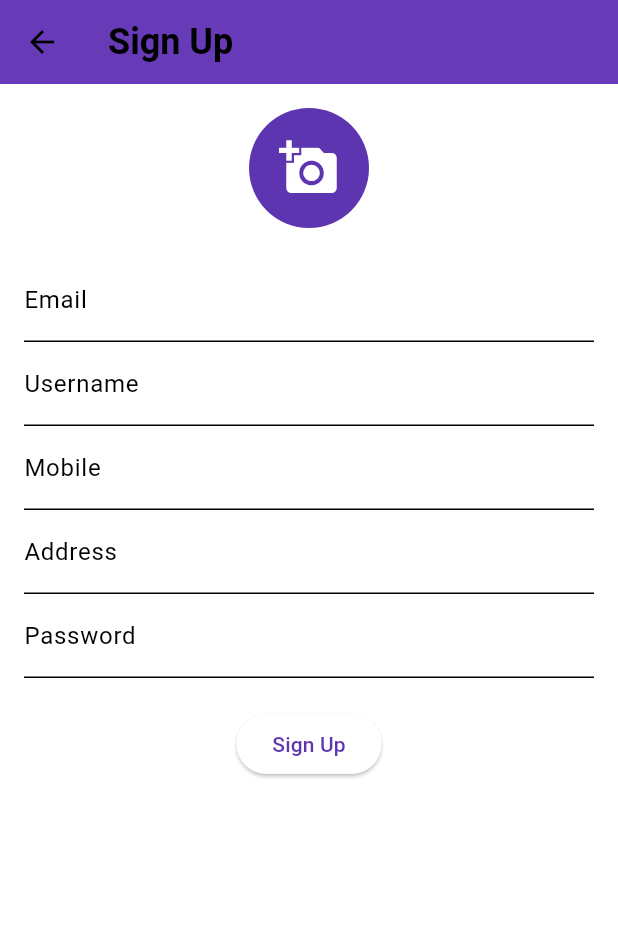
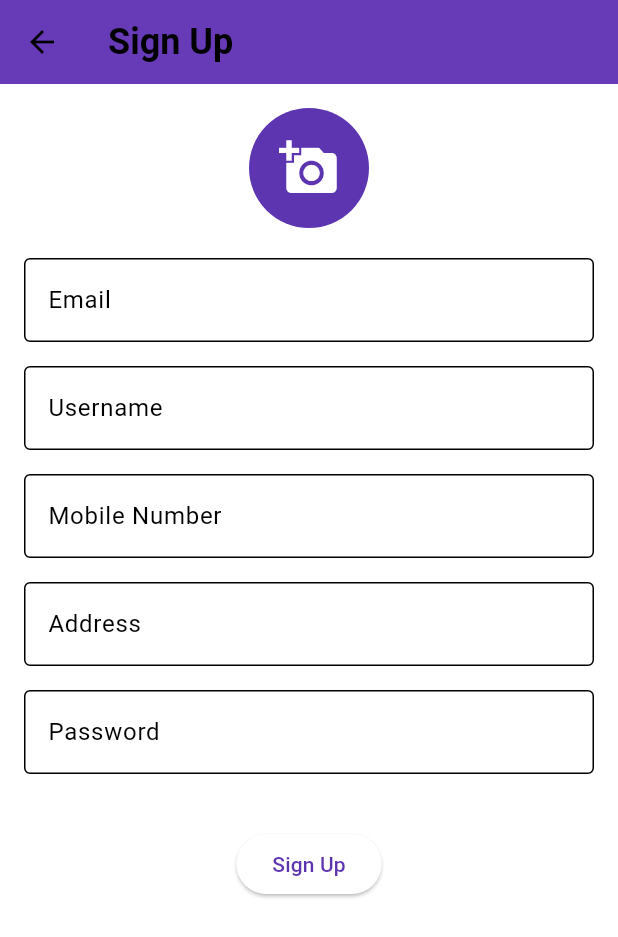
Before and after one commit to Anudeep2311/satmat, a Flutter app: the screen it shows after launch, after a tap on an icon or button, on a phone screen of 412 x 824 dp. Shown: the top 937 px of the screen. Run offline on Flutter 3.47's test engine with Material 3 defaults, Android fonts, the phone set to English and light mode, and no system bars; our stand-ins replace animated_bottom_navigation_bar, carousel_slider, cloud_firestore, firebase_auth, firebase_core, firebase_storage and 4 more; accounts and stored records are empty; network calls fail.

Commit message:
TextField Changes

```diff
--- a/lib/pages/login_screen.dart
+++ b/lib/pages/login_screen.dart
@@ -1,6 +1,8 @@
 import 'package:flutter/material.dart';
 import 'package:newapp/pages/home_screen.dart';
 import 'package:newapp/services/auth_service.dart';
+import 'package:newapp/widgets/const_sizedbox.dart';
+import 'package:newapp/widgets/custom_text_field.dart';
 import 'package:provider/provider.dart';
 import 'signup_screen.dart';
 
@@ -30,13 +32,15 @@ class _LoginScreenState extends State<LoginScreen> {
               padding: const EdgeInsets.all(16.0),
               child: Column(
                 children: [
-                  TextField(
+                  CustomTextField(
                     controller: _emailController,
-                    decoration: const InputDecoration(labelText: 'Email'),
+                    labelText: 'Email',
+                    obscureText: false,
                   ),
-                  TextField(
+                  const MidSizedBoxHeight(),
+                  CustomTextField(
                     controller: _passwordController,
-                    decoration: const InputDecoration(labelText: 'Password'),
+                    labelText: 'Password',
                     obscureText: true,
                   ),
                   const SizedBox(height: 20),
@@ -66,8 +70,8 @@ class _LoginScreenState extends State<LoginScreen> {
                   ),
                   TextButton(
                     onPressed: () {
-                      Navigator.of(context).push(
-                          MaterialPageRoute(builder: (_) => const SignupScreen()));
+                      Navigator.of(context).push(MaterialPageRoute(
+                          builder: (_) => const SignupScreen()));
                     },
                     child: const Text('Don\'t have an account? Sign up'),
                   ),
--- a/lib/pages/signup_screen.dart
+++ b/lib/pages/signup_screen.dart
@@ -4,6 +4,8 @@ import 'package:geolocator/geolocator.dart';
 import 'package:image_picker/image_picker.dart';
 import 'package:newapp/pages/home_screen.dart';
 import 'package:newapp/services/auth_service.dart';
+import 'package:newapp/widgets/const_sizedbox.dart';
+import 'package:newapp/widgets/custom_text_field.dart';
 import 'package:provider/provider.dart';
 import 'dart:io';
 
@@ -30,6 +32,7 @@ class _SignupScreenState extends State<SignupScreen> {
         await _imagePicker.pickImage(source: ImageSource.gallery);
     if (pickedFile != null) {
       setState(() {
+        _image = File(pickedFile.path);
         imagePath = pickedFile.path;
       });
     }
@@ -110,27 +113,41 @@ class _SignupScreenState extends State<SignupScreen> {
                       ),
                     ),
                     const SizedBox(height: 20),
-                    TextField(
+                    CustomTextField(
                       controller: _emailController,
-                      decoration: const InputDecoration(labelText: 'Email'),
+                      labelText: 'Email',
+                      obscureText: false,
+                      textInputType: TextInputType.emailAddress,
                     ),
-                    TextField(
+                    const MidSizedBoxHeight(),
+                    CustomTextField(
                       controller: _usernameController,
-                      decoration: const InputDecoration(labelText: 'Username'),
+                      labelText: 'Username',
+                      obscureText: false,
+                      textInputType: TextInputType.name,
                     ),
-                    TextField(
+                    const MidSizedBoxHeight(),
+                    CustomTextField(
                       controller: _mobileController,
-                      decoration: const InputDecoration(labelText: 'Mobile'),
+                      labelText: 'Mobile Number',
+                      obscureText: false,
+                      textInputType: TextInputType.phone,
                     ),
-                    TextField(
+                    const MidSizedBoxHeight(),
+                    CustomTextField(
                       controller: _addressController,
-                      decoration: const InputDecoration(labelText: 'Address'),
+                      labelText: 'Address',
+                      obscureText: false,
+                      textInputType: TextInputType.streetAddress,
                     ),
-                    TextField(
+                    const MidSizedBoxHeight(),
+                    CustomTextField(
                       controller: _passwordController,
-                      decoration: const InputDecoration(labelText: 'Password'),
+                      labelText: 'Password',
                       obscureText: true,
+                      textInputType: TextInputType.visiblePassword,
                     ),
+                    const MidSizedBoxHeight(),
                     const SizedBox(height: 20),
                     ElevatedButton(
                       onPressed: () async {
@@ -140,9 +157,9 @@ class _SignupScreenState extends State<SignupScreen> {
 
                         try {
                           String imageUrl = '';
-                          if (_image != null) {
+                          if (_image != null && imagePath != null) {
                             imageUrl = await authProvider
-                                .uploadProfileImage(_image! as String);
+                                .uploadProfileImage(imagePath!);
                           }
                           await authProvider.signup(
                             _emailController.text,
--- a/lib/services/auth_service.dart
+++ b/lib/services/auth_service.dart
@@ -65,7 +65,7 @@ class AuthProvider with ChangeNotifier {
       await _loadUserData();
       notifyListeners();
     } catch (e) {
-      print(e);
+      print("Signup Error: $e");
       rethrow;
     }
   }
@@ -80,6 +80,7 @@ class AuthProvider with ChangeNotifier {
       await ref.putFile(File(imagePath));
       return await ref.getDownloadURL();
     } catch (e) {
+      print("Image Upload Error: $e");
       rethrow;
     }
   }
```
